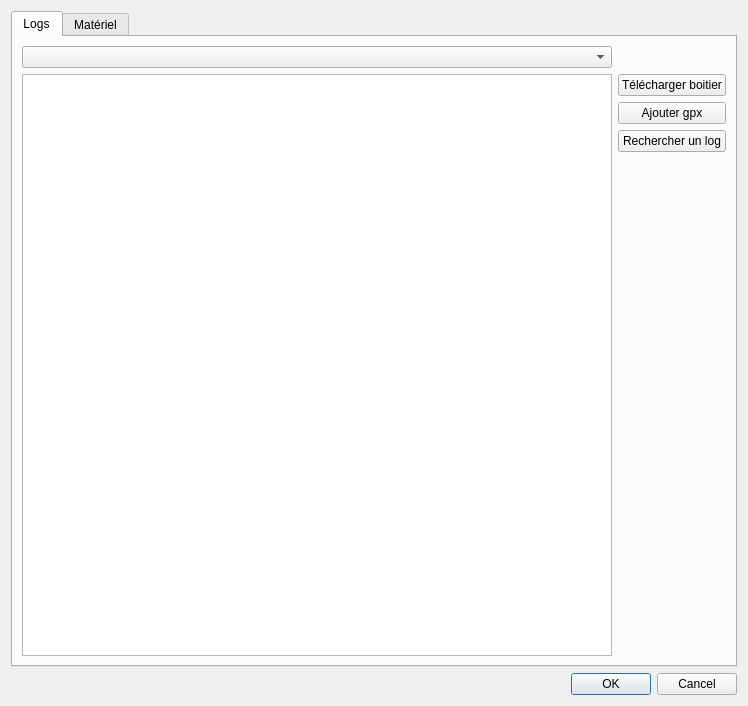
Old version of the form seafoil-log-analyzer/ui/session.ui in the repository ThomasLeMezo/seafoil-tools.
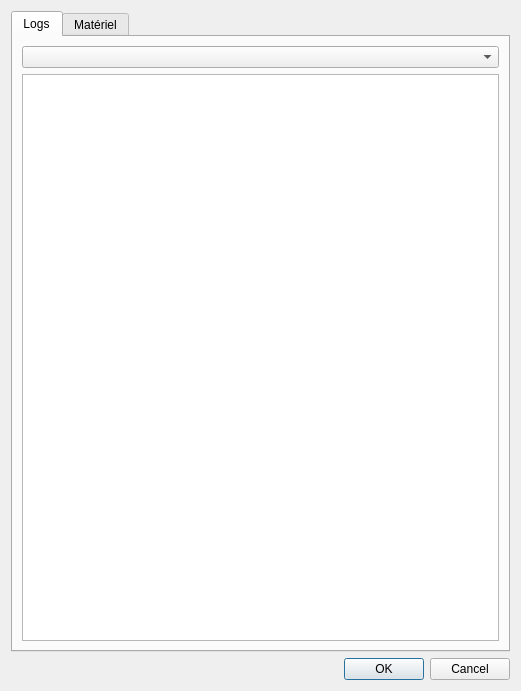
New version of the form.

Patch:
```diff
--- a/seafoil-log-analyzer/ui/session.ui
+++ b/seafoil-log-analyzer/ui/session.ui
@@ -6,8 +6,8 @@
    <rect>
     <x>0</x>
     <y>0</y>
-    <width>748</width>
-    <height>706</height>
+    <width>521</width>
+    <height>691</height>
    </rect>
   </property>
   <property name="windowTitle">
@@ -24,33 +24,12 @@
        <string>Logs</string>
       </attribute>
       <layout class="QGridLayout" name="gridLayout_2">
-       <item row="1" column="0" rowspan="5">
-        <widget class="QListView" name="listView_log"/>
-       </item>
-       <item row="1" column="1">
-        <widget class="QPushButton" name="pushButton_upload_log">
-         <property name="text">
-          <string>Télécharger boitier</string>
-         </property>
-        </widget>
-       </item>
-       <item row="3" column="1">
-        <widget class="QPushButton" name="pushButton_search_log">
-         <property name="text">
-          <string>Rechercher un log</string>
-         </property>
-        </widget>
-       </item>
-       <item row="2" column="1">
-        <widget class="QPushButton" name="pushButton_upload_gpx">
-         <property name="text">
-          <string>Ajouter gpx</string>
-         </property>
-        </widget>
-       </item>
        <item row="0" column="0">
         <widget class="QComboBox" name="comboBox_rider"/>
        </item>
+       <item row="1" column="0" rowspan="3">
+        <widget class="QListView" name="listView_log"/>
+       </item>
       </layout>
      </widget>
      <widget class="QWidget" name="tab_2">
```
Left out of the diff: 6 changed lines with no effect on the pictures.
